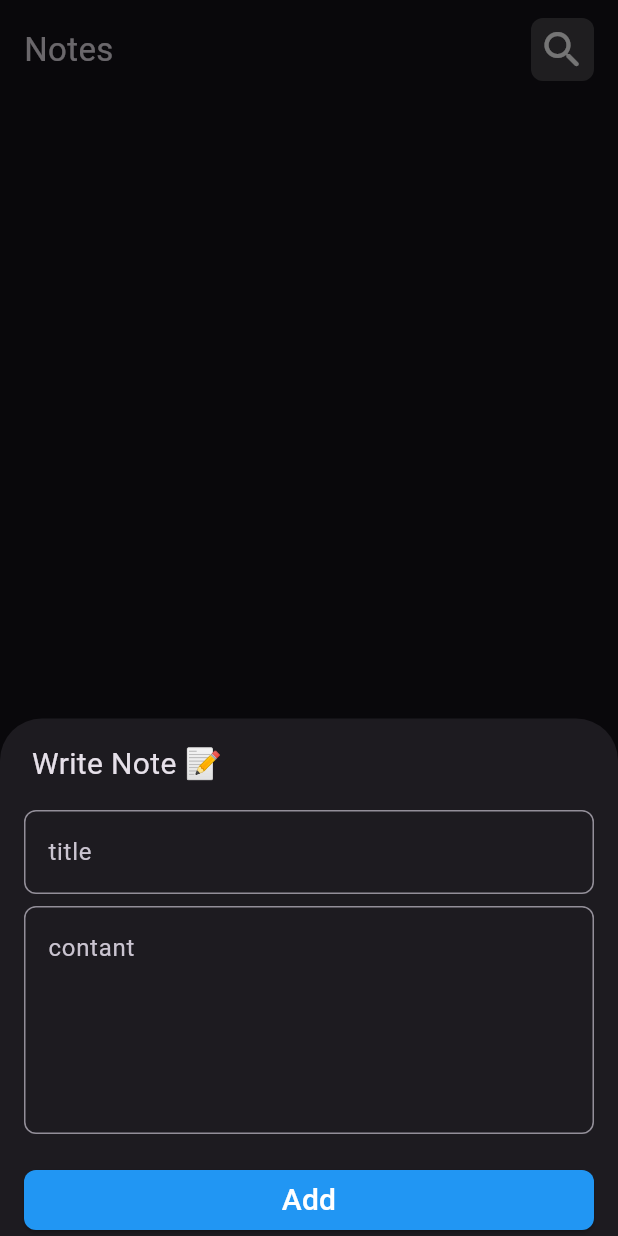
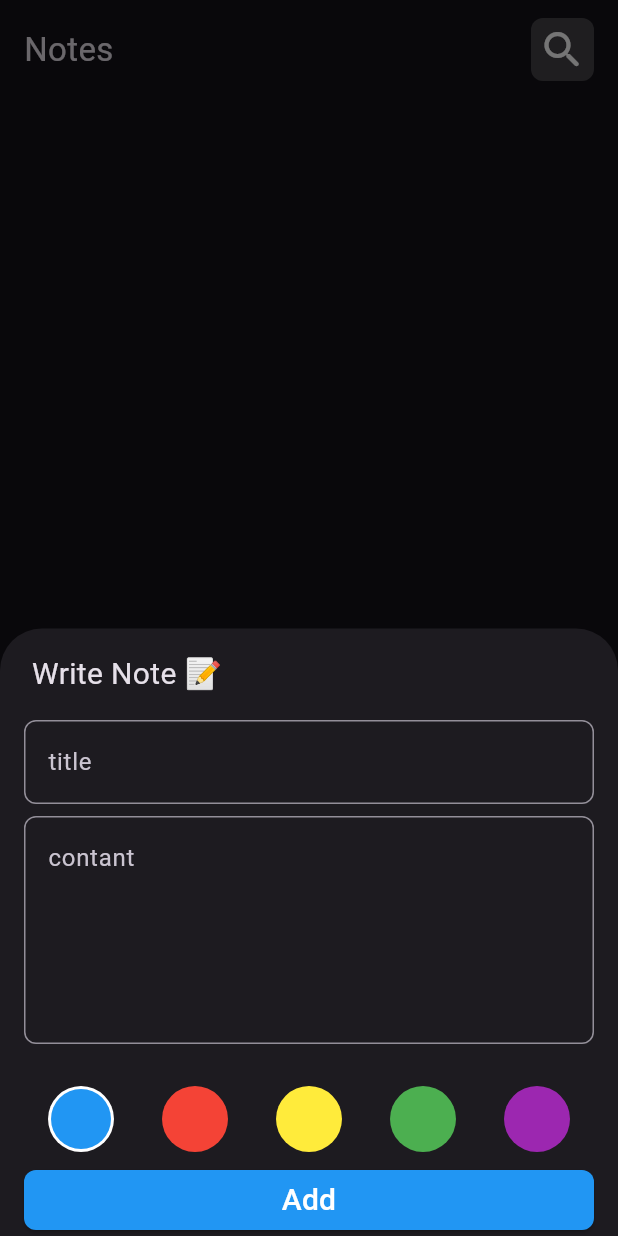
Before and after one commit to elsaramji/notappy, a Flutter app: the screen it shows after launch, after a tap on the "add" icon, on a phone screen of 412 x 824 dp. Run offline on Flutter 3.47's test engine with Material 3 defaults, Android fonts, the phone set to English and light mode, and no system bars; our stand-ins replace bloc, flutter_bloc, hive, hive_flutter; accounts and stored records are empty.

Commit message:
add color list view

```diff
--- a/lib/cubits/add_note_cubit/add_note_cubit.dart
+++ b/lib/cubits/add_note_cubit/add_note_cubit.dart
@@ -29,6 +29,7 @@ class AddNoteCubit extends Cubit<AddNoteState> {
   void addNotebutton(
       {required BuildContext context,
       required String titel,
+      required Color color,
       required GlobalKey<FormState> form,
       required String content}) {
     var data = DateFormat("dd-MM-yyyy").format(DateTime.now());
@@ -38,7 +39,7 @@ class AddNoteCubit extends Cubit<AddNoteState> {
         title: titel,
         content: content,
         data: data,
-        color: Colors.blue.value,
+        color: color.value,
       );
       print("content : ${content}");
       BlocProvider.of<AddNoteCubit>(context).addNote(notemodel);
--- a/lib/widgets/add_note_form.dart
+++ b/lib/widgets/add_note_form.dart
@@ -2,6 +2,7 @@
 import 'package:flutter/material.dart';
 import 'package:flutter_bloc/flutter_bloc.dart';
 import 'package:noteappy/cubits/futch_notes_cubit/futch_notes_cubit.dart';
+import 'package:noteappy/widgets/color_list.dart';
 import '../cubits/add_note_cubit/add_note_cubit.dart';
 import 'custom_Elevated.dart';
 import 'custom_text_filed.dart';
@@ -54,10 +55,12 @@ class _AddFormSheetState extends State<AddFormSheet> {
           const SizedBox(
             height: 20,
           ),
+          const ColorList(),
           CustomElevated(
               text: "Add",
               onPressed: () => BlocProvider.of<AddNoteCubit>(context)
                   .addNotebutton(
+                      color: Colors.blue,
                       context: context,
                       titel: titelcontroller.text,
                       form: form,
--- /dev/null
+++ b/lib/widgets/color_list.dart
@@ -0,0 +1,74 @@
+// widgets/color_list.dart
+
+import 'package:flutter/material.dart';
+import 'package:flutter/widgets.dart';
+
+class ColorItme extends StatelessWidget {
+  final bool isAcitev;
+  final Color color;
+  const ColorItme({super.key, required this.isAcitev, required this.color});
+
+  @override
+  Widget build(BuildContext context) {
+    return isAcitev
+        ? CircleAvatar(
+            radius: 30,
+            backgroundColor: Colors.white,
+            child: CircleAvatar(
+              radius: 20,
+              backgroundColor: color,
+            ),
+          )
+        : CircleAvatar(
+            radius: 30,
+            backgroundColor: color,
+          );
+  }
+}
+
+class ColorList extends StatefulWidget {
+  const ColorList({super.key});
+
+  @override
+  State<ColorList> createState() => _ColorListState();
+}
+
+class _ColorListState extends State<ColorList> {
+  int selectedIndex = 0;
+  List<Color> colors = [
+    Colors.blue,
+    Colors.red,
+    Colors.yellow,
+    Colors.green,
+    Colors.purple,
+    Colors.orange,
+    Colors.pink,
+    Colors.brown,
+  ];
+  @override
+  Widget build(BuildContext context) {
+    return SizedBox(
+      height: 60,
+      child: ListView.builder(
+        scrollDirection: Axis.horizontal,
+        itemCount: colors.length,
+        itemBuilder: (context, index) {
+          return GestureDetector(
+            onTap: () {
+              setState(() {
+                selectedIndex = index;
+              });
+            },
+            child: Padding(
+              padding: const EdgeInsets.all(8.0),
+              child: ColorItme(
+                isAcitev: selectedIndex == index,
+                color: colors[index],
+              ),
+            ),
+          );
+        },
+      ),
+    );
+  }
+}
```
Also changed, not shown: 1 other file.
